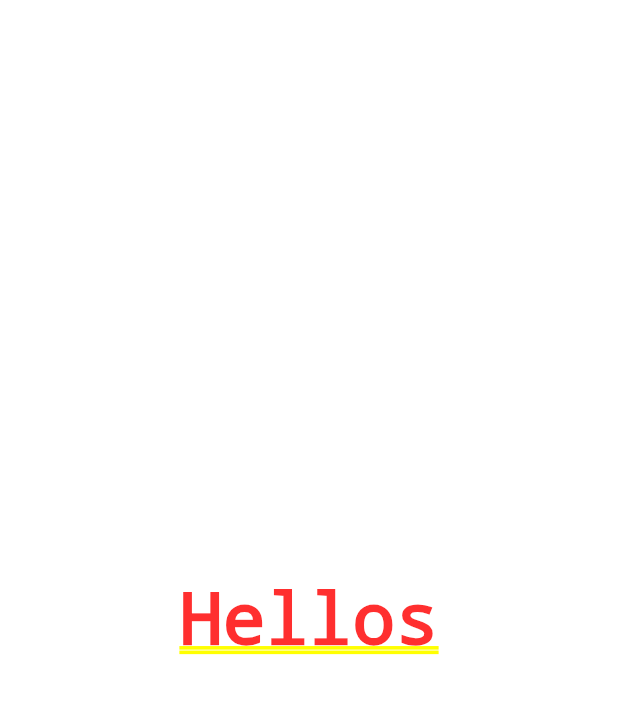
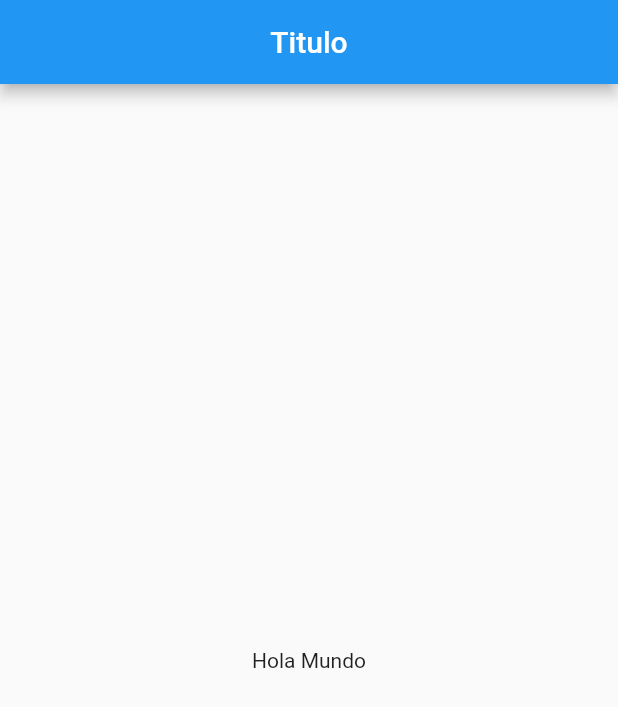
Before and after one commit to zesaru/flutter_basic_ud, a Flutter app: the screen it shows after launch, on a phone screen of 412 x 824 dp. Shown: the top 707 px of the screen. Run offline on Flutter 3.47's test engine with Material 2 defaults, Android fonts, the phone set to English and light mode, and no system bars.

Commit message:
scaffold-appbar-body

```diff
--- a/lib/src/app.dart
+++ b/lib/src/app.dart
@@ -1,11 +1,12 @@
 import 'package:flutter/material.dart';
+import 'package:flutter_app/src/pages/home_page.dart';
 
 class MyApp extends StatelessWidget {
   @override
   Widget build(context) {
     return MaterialApp(
       home: Center(
-        child: Text('Hellos'),
+        child: HomePage(),
       ),
     );
   }
--- /dev/null
+++ b/lib/src/pages/home_page.dart
@@ -0,0 +1,16 @@
+import 'package:flutter/material.dart';
+
+class HomePage extends StatelessWidget {
+  @override
+  Widget build(BuildContext context) {
+    return Scaffold(
+      appBar: AppBar(
+        title: Text('Titulo'),
+        centerTitle: true,
+      ),
+      body: Center(
+        child: Text('Hola Mundo'),
+      ),
+    );
+  }
+}
```
